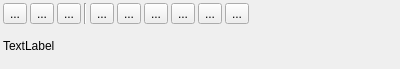
Before: the Qt Designer form src/qmapshack/gis/rte/IScrOptRte.ui in Maproom/qmapshack, drawn with Qt 5.
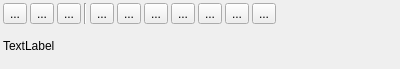
After: the same form once the commit is applied. Icons and pictures are not drawn.

Commit message: add toggle nogo to CScrOpt of track, route and area

The edit to the form file:
```diff
--- a/src/qmapshack/gis/rte/IScrOptRte.ui
+++ b/src/qmapshack/gis/rte/IScrOptRte.ui
@@ -167,6 +167,23 @@
        </property>
       </widget>
      </item>
+     <item>
+      <widget class="QToolButton" name="toolNogo">
+       <property name="toolTip">
+        <string>Toggle Nogo-Line</string>
+       </property>
+       <property name="text">
+        <string>...</string>
+       </property>
+       <property name="icon">
+        <iconset resource="../../resources.qrc">
+         <normaloff>:/icons/32x32/NoGoRoute.png</normaloff>:/icons/32x32/NoGoRoute.png</iconset>
+       </property>
+       <property name="checkable">
+        <bool>true</bool>
+       </property>
+      </widget>
+     </item>
      <item>
       <spacer name="horizontalSpacer">
        <property name="orientation">
```
The commit also changes 11 other files.
